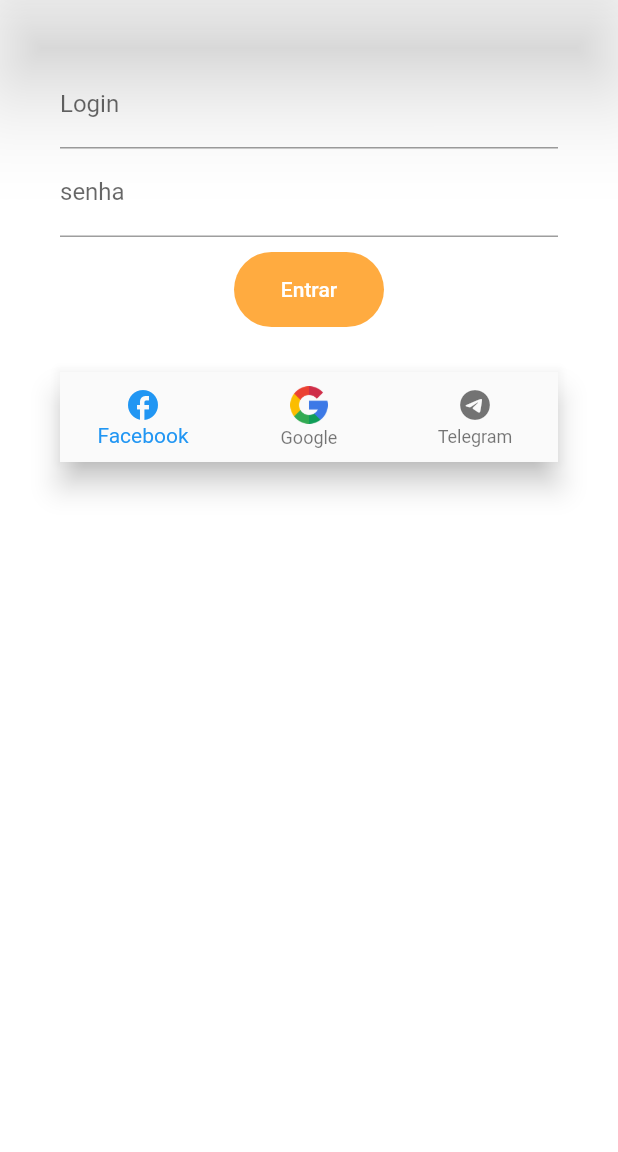
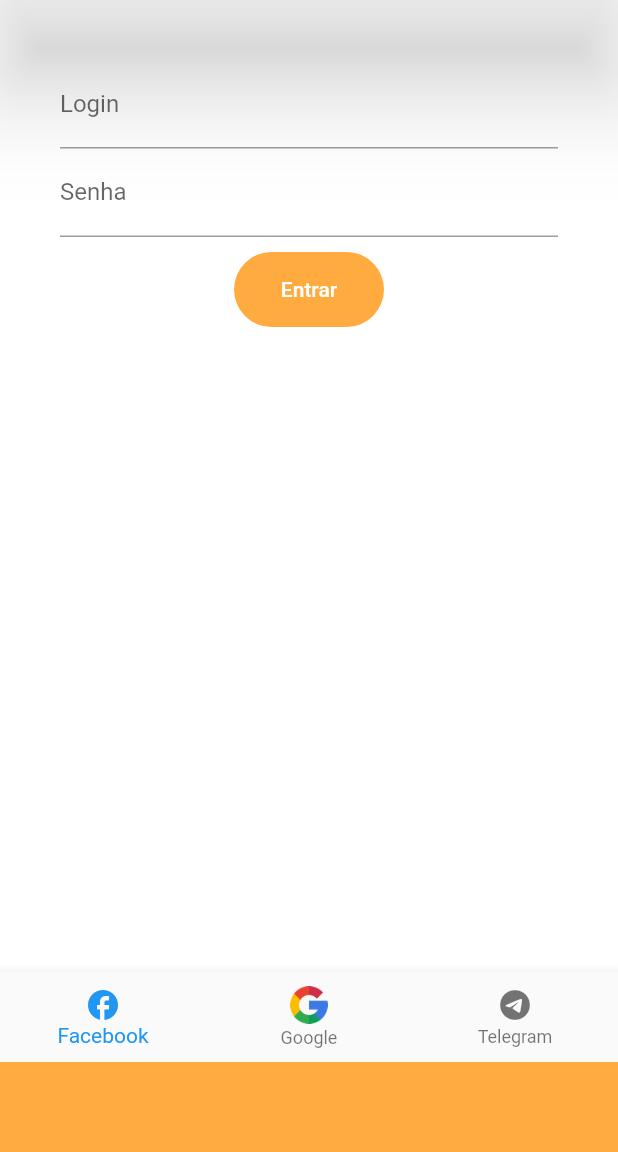
Before and after one commit to 1m4ru/tradeHub, a Flutter app: the screen it shows after launch, on a phone screen of 412 x 824 dp, the part 84-1236 px from its top. Run offline on Flutter 3.47's test engine with Material 2 defaults, Android fonts, the phone set to English and light mode, and no system bars.

Commit message:
refatoring code

```diff
--- a/hub_trade/lib/pages/loginPage.dart
+++ b/hub_trade/lib/pages/loginPage.dart
@@ -22,29 +22,29 @@ class _LoginPageState extends State<LoginPage> {
         elevation: 30,
         centerTitle: true,
       ),
-      body: PageView(
+      body: Column(
     children: [
-          Container(
+      Expanded(
+        child: Container(
           color: Colors.white,
           padding: EdgeInsets.all(40),
           child: Column(
-
             children: [
               TextField(
-                  decoration:
-                      InputDecoration(hintText: 'Login', labelText: 'Login'),
+                decoration: InputDecoration(hintText: 'Login', labelText: 'Login'),
                 controller: input,
               ),
               TextField(
-                  decoration: InputDecoration(labelText: 'senha'),
+                decoration: InputDecoration(labelText: 'Senha'),
               ),
               Container(
-                  margin: (EdgeInsets.only(top: 10, left: 25, right: 25)),
+                margin: EdgeInsets.only(top: 10, left: 25, right: 25),
                 width: 100,
                 height: 50,
                 decoration: BoxDecoration(
                   color: Colors.orangeAccent,
-                      borderRadius: BorderRadius.all(Radius.circular(32))),
+                  borderRadius: BorderRadius.all(Radius.circular(32)),
+                ),
                 child: TextButton(
                   child: Center(
                     child: Text(
@@ -59,32 +59,42 @@ class _LoginPageState extends State<LoginPage> {
                   },
                 ),
               ),
-                Container(
-                 margin: EdgeInsets.only(top: 30),
-                  width: MediaQuery.of(context).size.width,
-                  height:60,
+            ],
+          ),
+        ),
+      ),
+
+      Positioned(
+        top: 300,
+        child: Container(
+          height: 60,
           child: BottomNavigationBar(
             items: [
               BottomNavigationBarItem(
-                          icon: Icon(Icons.facebook), label: 'Facebook'),
+                icon: Icon(Icons.facebook),
+                label: 'Facebook',
+              ),
               BottomNavigationBarItem(
                 icon: Image.asset('assets/google2.png', width: 25),
                 label: 'Google',
               ),
               BottomNavigationBarItem(
-                          icon: Icon(Icons.telegram), label: 'Telegram'),
+                icon: Icon(Icons.telegram),
+                label: 'Telegram',
+              ),
             ],
           ),
         ),
-
-              ],
+      ),
+      Positioned(
+        bottom: 0,
+        left: 0,
+        right: 0,
+        child: Container(
+          height: 60,
+          color: Colors.orangeAccent,
         ),
       ),
-           Positioned(
-                  child: Container(
-                    height: 5,
-                    color: Colors.orangeAccent,
-                  ) ),
     ],
   ),
 );
```
Lines whose indentation alone changed are shown as unchanged.
